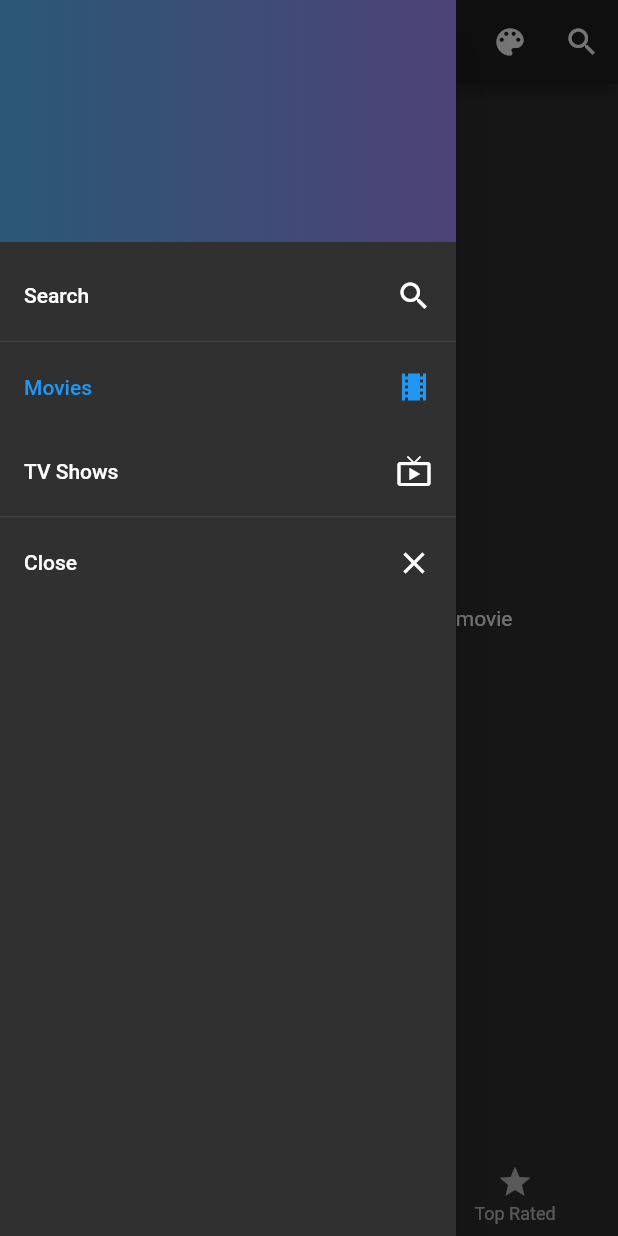
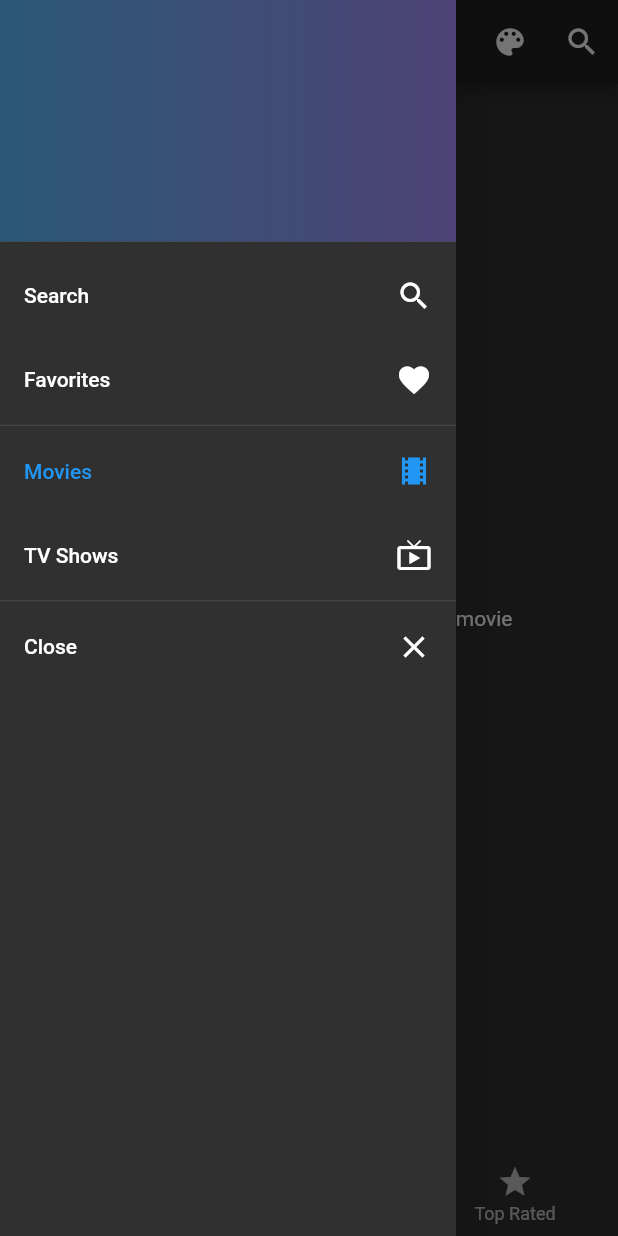
Before and after one commit to Dolloong/Cinematics, a Flutter app: the screen it shows after launch, with the side drawer open, on a phone screen of 412 x 824 dp. Run offline on Flutter 3.47's test engine with Material 2 defaults, Android fonts, the phone set to English and light mode, and no system bars; our stand-ins replace rxdart, shared_preferences; missing offline and left inert: flutter_search_bar.

Commit message:
type: feat - add favorites screen

```diff
--- a/lib/scoped_models/app_model.dart
+++ b/lib/scoped_models/app_model.dart
@@ -26,7 +26,13 @@ class AppModel extends Model {
   int _currentTheme = 0;
 
   ThemeData get theme => _themes[_currentTheme];
-  List<MediaItem> get favorites => _favorites.toList();
+
+  List<MediaItem> get favoriteMovies => _favorites
+      .where((MediaItem item) => item.type == MediaType.movie)
+      .toList();
+  List<MediaItem> get favoriteShows => _favorites
+      .where((MediaItem item) => item.type == MediaType.show)
+      .toList();
 
   void toggleTheme() {
     _currentTheme = (_currentTheme + 1) % _themes.length;
--- a/lib/widgets/home_page.dart
+++ b/lib/widgets/home_page.dart
@@ -55,6 +55,11 @@ class HomePageState extends State<HomePage> {
               title: new Text("Search"),
               trailing: new Icon(Icons.search),
               onTap: () => goToSearch(context),
+            ),
+            new ListTile(
+              title: new Text("Favorites"),
+              trailing: new Icon(Icons.favorite),
+              onTap: () => goToFavorites(context),
             ),
             new Divider(
               height: 5.0,
```
Also changed, not shown: lib/util/navigator.dart (+7 -3 lines), lib/widgets/favorites/favorite_screen.dart (added, +52 -0 lines), 1 other file.
